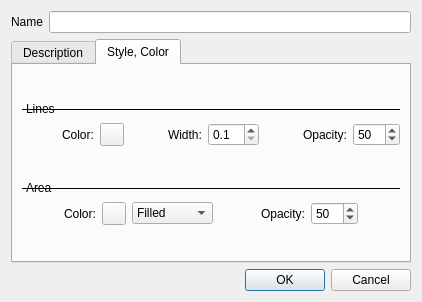
The window that src/plugins/render/annotate/EditPolygonDialog.ui (calincru/marble) describes before a commit, drawn with Qt 5.
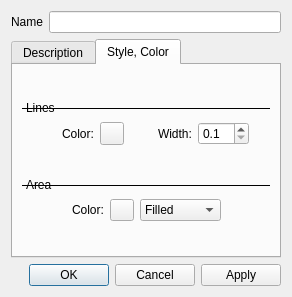
The same window after the commit.

Commit message: Modified the properties option on polygons according to Dennis' suggestions

The edit to the form file:
```diff
--- a/src/plugins/render/annotate/EditPolygonDialog.ui
+++ b/src/plugins/render/annotate/EditPolygonDialog.ui
@@ -6,8 +6,8 @@
    <rect>
     <x>0</x>
     <y>0</y>
-    <width>405</width>
-    <height>302</height>
+    <width>276</width>
+    <height>297</height>
    </rect>
   </property>
   <property name="windowTitle">
@@ -18,7 +18,7 @@
   </property>
   <layout class="QVBoxLayout" name="verticalLayout_4">
    <item>
-    <layout class="QHBoxLayout" name="horizontalLayout_3">
+    <layout class="QHBoxLayout" name="horizontalLayout">
      <item>
       <widget class="QLabel" name="label">
        <property name="text">
@@ -64,7 +64,7 @@
            </property>
            <property name="sizeHint" stdset="0">
             <size>
-             <width>368</width>
+             <width>248</width>
              <height>17</height>
             </size>
            </property>
@@ -81,7 +81,7 @@
           </widget>
          </item>
          <item>
-          <layout class="QHBoxLayout" name="horizontalLayout">
+          <layout class="QHBoxLayout" name="horizontalLayout_2">
            <item>
             <spacer name="horizontalSpacer">
              <property name="orientation">
@@ -173,35 +173,12 @@
              </property>
              <property name="sizeHint" stdset="0">
               <size>
-               <width>28</width>
+               <width>13</width>
                <height>20</height>
               </size>
              </property>
             </spacer>
            </item>
-           <item>
-            <widget class="QLabel" name="label_5">
-             <property name="text">
-              <string>Opacity:</string>
-             </property>
-            </widget>
-           </item>
-           <item>
-            <widget class="QSpinBox" name="m_linesOpacity">
-             <property name="minimum">
-              <number>0</number>
-             </property>
-             <property name="maximum">
-              <number>100</number>
-             </property>
-             <property name="singleStep">
-              <number>5</number>
-             </property>
-             <property name="value">
-              <number>50</number>
-             </property>
-            </widget>
-           </item>
           </layout>
          </item>
          <item>
@@ -211,7 +188,7 @@
            </property>
            <property name="sizeHint" stdset="0">
             <size>
-             <width>358</width>
+             <width>238</width>
              <height>13</height>
             </size>
            </property>
@@ -228,7 +205,7 @@
           </widget>
          </item>
          <item>
-          <layout class="QHBoxLayout" name="horizontalLayout_2">
+          <layout class="QHBoxLayout" name="horizontalLayout_3">
            <item>
             <spacer name="horizontalSpacer_4">
              <property name="orientation">
@@ -289,40 +266,7 @@
              </property>
              <property name="sizeHint" stdset="0">
               <size>
-               <width>28</width>
-               <height>20</height>
-              </size>
-             </property>
-            </spacer>
-           </item>
-           <item>
-            <widget class="QLabel" name="label_8">
-             <property name="text">
-              <string>Opacity:</string>
-             </property>
-            </widget>
-           </item>
-           <item>
-            <widget class="QSpinBox" name="m_polyOpacity">
-             <property name="maximum">
-              <number>100</number>
-             </property>
-             <property name="singleStep">
-              <number>5</number>
-             </property>
-             <property name="value">
-              <number>50</number>
-             </property>
-            </widget>
-           </item>
-           <item>
-            <spacer name="horizontalSpacer_6">
-             <property name="orientation">
-              <enum>Qt::Horizontal</enum>
-             </property>
-             <property name="sizeHint" stdset="0">
-              <size>
-               <width>38</width>
+               <width>48</width>
                <height>20</height>
               </size>
              </property>
@@ -337,7 +281,7 @@
            </property>
            <property name="sizeHint" stdset="0">
             <size>
-             <width>378</width>
+             <width>248</width>
              <height>18</height>
             </size>
            </property>
@@ -355,7 +299,7 @@
       <enum>Qt::Horizontal</enum>
      </property>
      <property name="standardButtons">
-      <set>QDialogButtonBox::Cancel|QDialogButtonBox::Ok</set>
+      <set>QDialogButtonBox::Apply|QDialogButtonBox::Cancel|QDialogButtonBox::Ok</set>
      </property>
     </widget>
    </item>
```
The commit also changes 4 other files.
